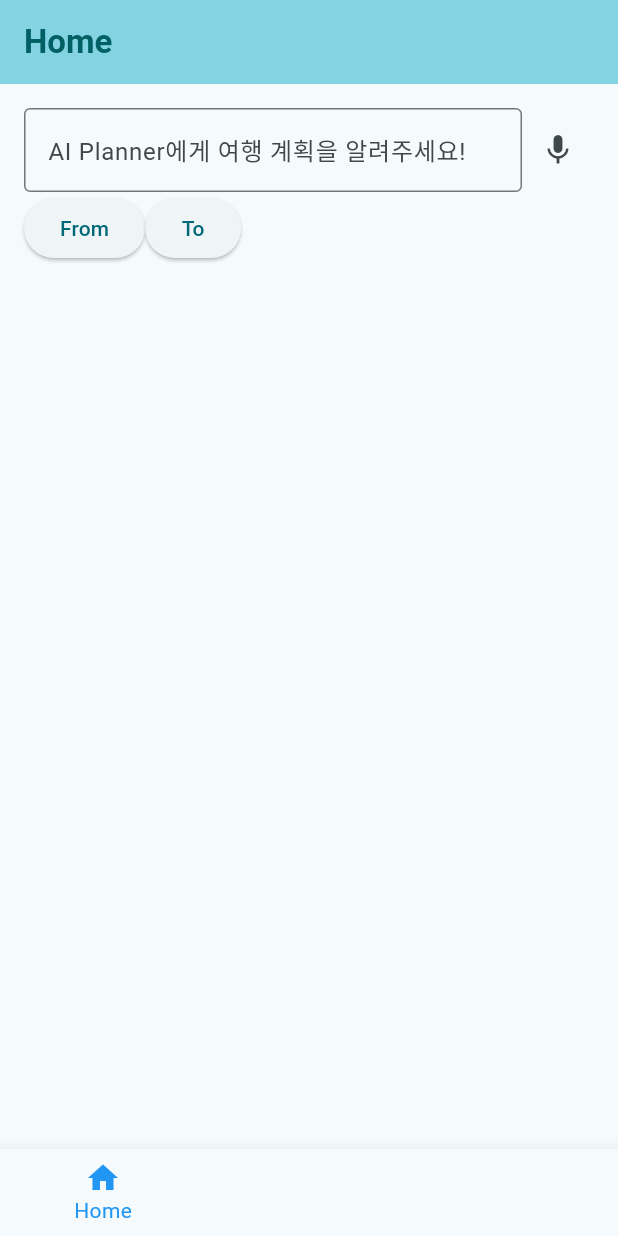
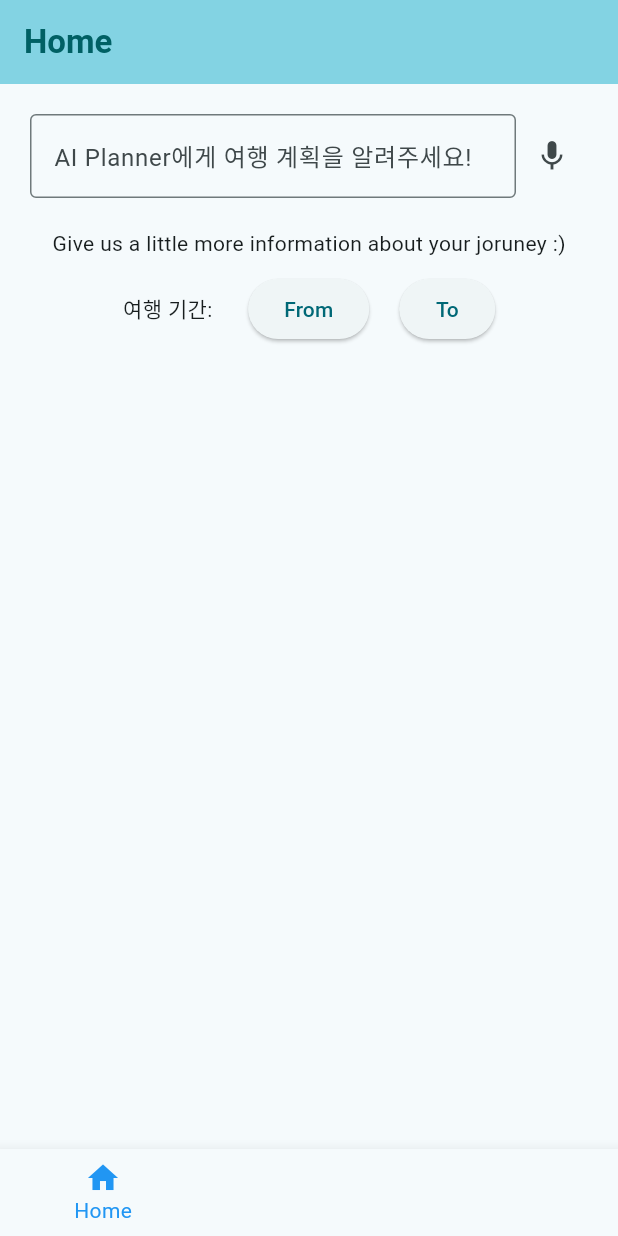
Before and after one commit to clapkong/Final_Travel_Planner, a Flutter app: the screen it shows after launch, on a phone screen of 412 x 824 dp. Run offline on Flutter 3.47's test engine with Material 3 defaults, Android fonts, the phone set to English and light mode, and no system bars; Roboto replaces fonts that are missing (Pretendard).

Commit message:
change font

```diff
--- a/lib/main.dart
+++ b/lib/main.dart
@@ -16,6 +16,7 @@ class MyApp extends StatelessWidget {
       theme: ThemeData(
         colorScheme: ColorScheme.fromSeed(seedColor: Colors.cyan),
         useMaterial3: true,
+        fontFamily: "Pretendard",
       ),
       home: const MyHomePage(),
     );
@@ -99,9 +100,10 @@ class _HomePageState extends State<HomePage> {
   @override
   Widget build(BuildContext context) {
     return Padding(
-      padding: const EdgeInsets.all(16.0),
+      padding: const EdgeInsets.all(20.0),
       child: Column(
         children: [
+
           Row(
             children: [
               Expanded(
@@ -127,8 +129,14 @@ class _HomePageState extends State<HomePage> {
               ),
             ],
           ),
+          SizedBox(height:20),
+          Text('Give us a little more information about your joruney :)'),
+          SizedBox(height: 10),
           Row(
+            mainAxisAlignment: MainAxisAlignment.center,
             children:[
+              Text('여행 기간: '),
+              SizedBox(width: 20),
               ElevatedButton(
                 onPressed: () async {
                   final selectedDate = await showDatePicker(
@@ -148,6 +156,7 @@ class _HomePageState extends State<HomePage> {
                   flag_from==false? 'From':"${date_from.year.toString()}-${date_from.month.toString().padLeft(2, '0')}-${date_from.day.toString().padLeft(2, '0')}",
                 ),
               ),
+              SizedBox(width: 20),
               ElevatedButton(
                 onPressed: () async {
                   final selectedDate = await showDatePicker(
@@ -169,6 +178,7 @@ class _HomePageState extends State<HomePage> {
               ),
             ]
           ),
+          SizedBox(height: 20),
         ],
       ),
     );
```
Also changed, not shown: pubspec.yaml (+21 -1 lines), 9 other files.
